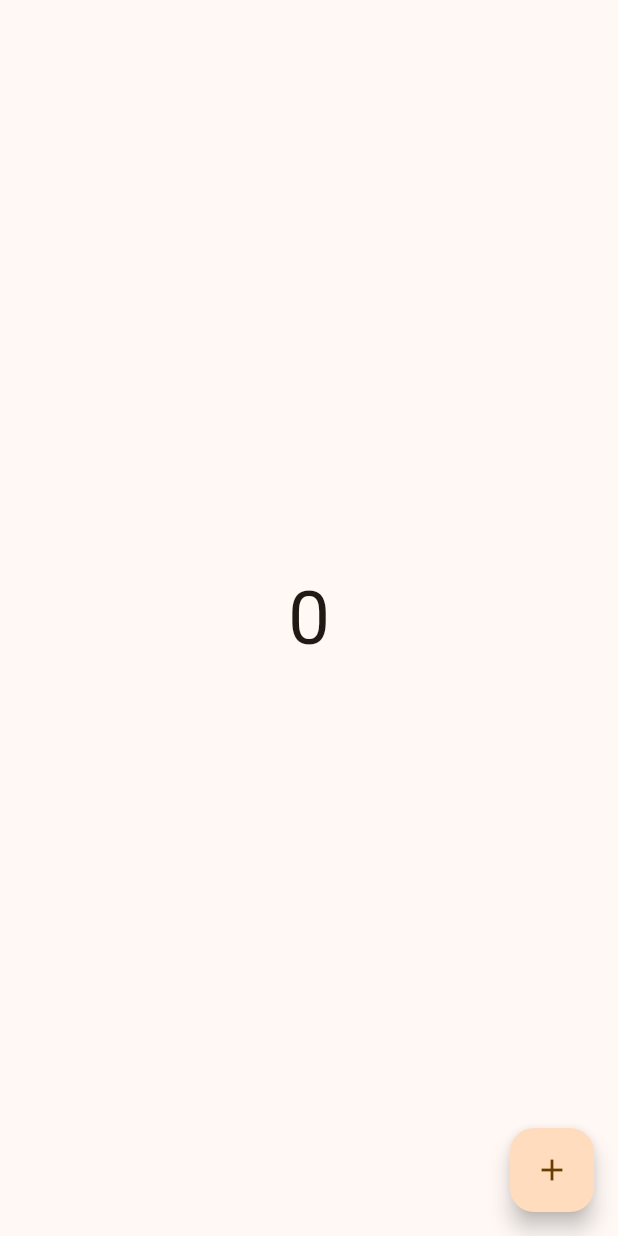
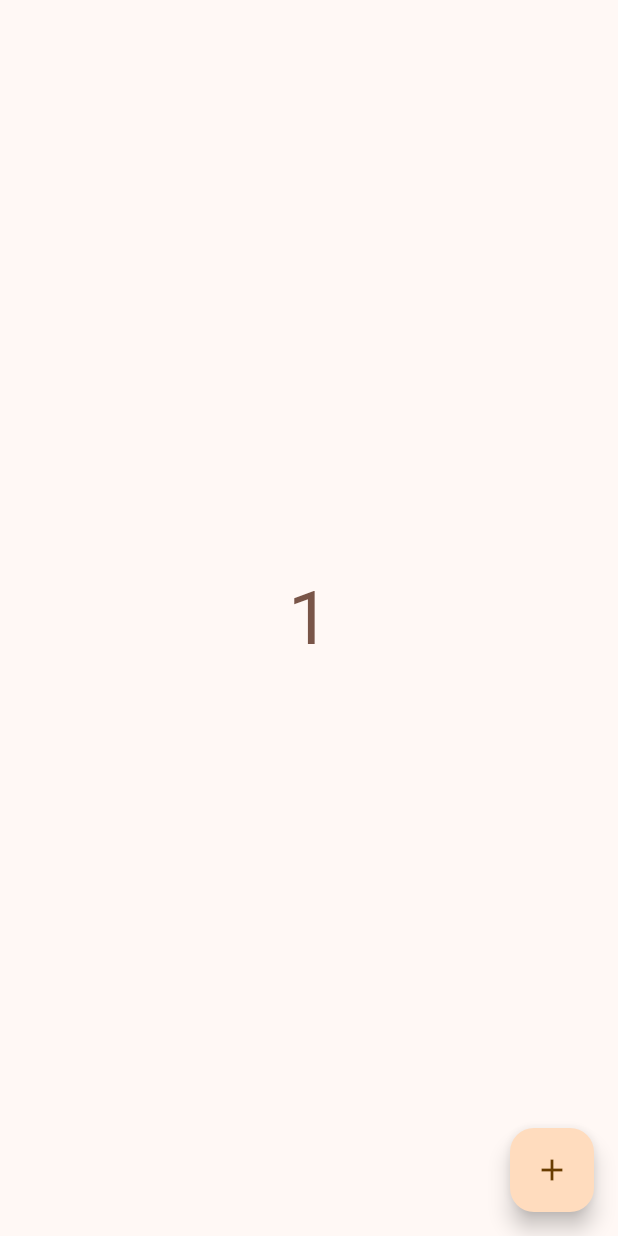
Before and after one commit to AroojAslam/counter_app_using_provider, a Flutter app: the screen it shows after launch, after a tap on the "add" icon, on a phone screen of 412 x 824 dp. Run offline on Flutter 3.47's test engine with Material 2 defaults, Android fonts, the phone set to English and light mode, and no system bars.

Commit message:
add random color

```diff
--- a/lib/counter_provider.dart
+++ b/lib/counter_provider.dart
@@ -1,12 +1,20 @@
+import 'dart:math';
+
 import 'package:flutter/cupertino.dart';
+import 'package:flutter/material.dart';
 
 class CountProvider with ChangeNotifier{
-
+  var _generatedColor=0;
+  get generatedColor => _generatedColor;
   int _count =0;
   int get count => _count;
 void setCount(){
   _count++;
   notifyListeners();
  }
+ void setcolor(){
+  _generatedColor = Random().nextInt(Colors.primaries.length);
+  notifyListeners();
+ }
 
 }
--- a/lib/home_screen.dart
+++ b/lib/home_screen.dart
@@ -13,14 +13,16 @@ class HomeScreen extends StatelessWidget {
         child: Column(
           mainAxisAlignment: MainAxisAlignment.center,
           children: [
-
-            Text(countProvider.count.toString(),style: TextStyle(fontSize: 50),)
+            Consumer<CountProvider>(builder: (context, value, child) {
+              return Text(value.count.toString(),style: TextStyle(fontSize: 50,color: Colors.primaries[value.generatedColor]),);
+            },)
           ],
         ),
       ),
       floatingActionButton: FloatingActionButton(
         onPressed: (){
          countProvider.setCount();
+         countProvider.setcolor();
         },
         child: Icon(Icons.add),
       ),
```
